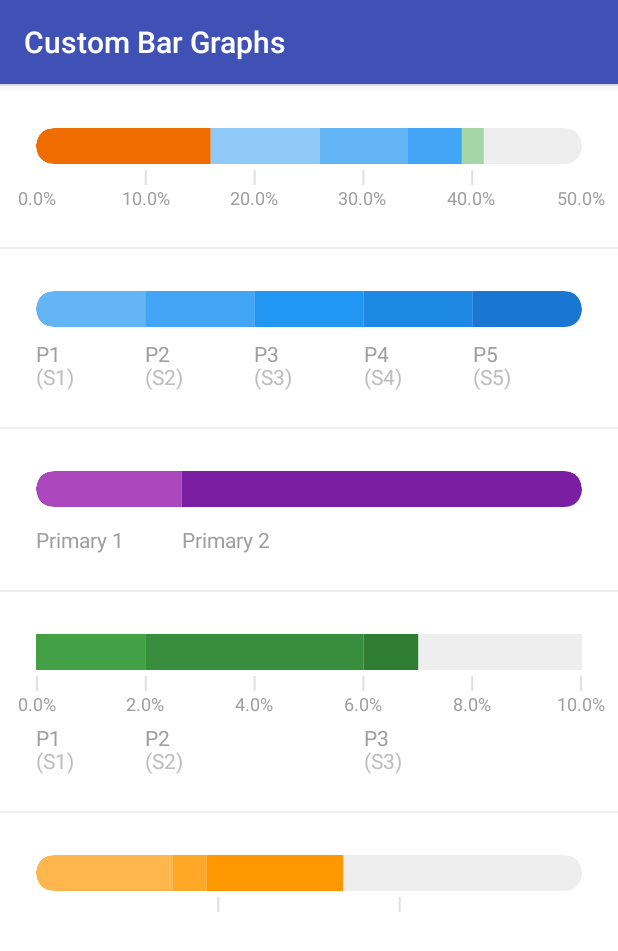
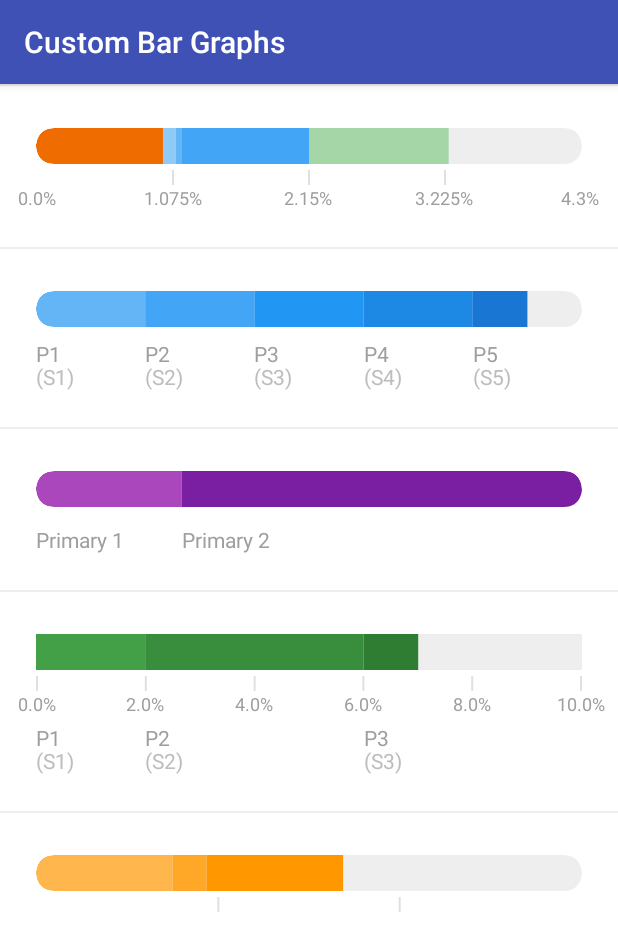
Before and after one commit to joseph-venditti/CustomBarGraph, an Android app: the screen it shows after launch (MainActivity), on a phone screen of 412 x 824 dp. Shown: the top 951 px of the screen. Run offline under Robolectric (Android 15) with nearby library versions, the phone set to English and light mode, and no system bars.

```diff
--- a/app/src/main/java/ca/jmdv/custombargraph/MainActivity.java
+++ b/app/src/main/java/ca/jmdv/custombargraph/MainActivity.java
@@ -22,11 +22,11 @@ public class MainActivity extends AppCompatActivity {
         // SAMPLE 1
 
         // Create color/value pairs
-        DataItem pair0 = new DataItem(ContextCompat.getColor(this, R.color.colorOrange_800), 16.0f, null, null);
-        DataItem pair1 = new DataItem(ContextCompat.getColor(this, R.color.colorBlue_200), 10.0f, null, null);
-        DataItem pair2 = new DataItem(ContextCompat.getColor(this, R.color.colorBlue_300), 8.0f, null, null);
-        DataItem pair3 = new DataItem(ContextCompat.getColor(this, R.color.colorBlue_400), 5.0f, null, null);
-        DataItem pair4 = new DataItem(ContextCompat.getColor(this, R.color.colorGreen_200), 2.0f, null, null);
+        DataItem pair0 = new DataItem(ContextCompat.getColor(this, R.color.colorOrange_800), 1.0f, null, null);
+        DataItem pair1 = new DataItem(ContextCompat.getColor(this, R.color.colorBlue_200), 0.1f, null, null);
+        DataItem pair2 = new DataItem(ContextCompat.getColor(this, R.color.colorBlue_300), 0.05f, null, null);
+        DataItem pair3 = new DataItem(ContextCompat.getColor(this, R.color.colorBlue_400), 1.0f, null, null);
+        DataItem pair4 = new DataItem(ContextCompat.getColor(this, R.color.colorGreen_200), 1.1f, null, null);
 
         // Add pairs to array
         ArrayList<DataItem> values = new ArrayList<>();
@@ -38,18 +38,18 @@ public class MainActivity extends AppCompatActivity {
 
         // Set max value and data for bar graph
         final CustomBarGraph barGraph1 = (CustomBarGraph) findViewById(R.id.barGraph1);
-        barGraph1.setMaxValue(50.0f);
+        barGraph1.setMaxValue(4.3f);
         barGraph1.setData(values);
 
         // *************************************************************************************
         // SAMPLE 2
 
         // Create color/value pairs
-        pair0 = new DataItem(ContextCompat.getColor(this, R.color.colorBlue_300), 10.0f, getString(R.string.primary_label_1), getString(R.string.secondary_label_1));
-        pair1 = new DataItem(ContextCompat.getColor(this, R.color.colorBlue_400), 10.0f, getString(R.string.primary_label_2), getString(R.string.secondary_label_2));
-        pair2 = new DataItem(ContextCompat.getColor(this, R.color.colorBlue_500), 10.0f, getString(R.string.primary_label_3), getString(R.string.secondary_label_3));
-        pair3 = new DataItem(ContextCompat.getColor(this, R.color.colorBlue_600), 10.0f, getString(R.string.primary_label_4), getString(R.string.secondary_label_4));
-        pair4 = new DataItem(ContextCompat.getColor(this, R.color.colorBlue_700), 10.0f, getString(R.string.primary_label_5), getString(R.string.secondary_label_5));
+        pair0 = new DataItem(ContextCompat.getColor(this, R.color.colorBlue_300), 1.0f, getString(R.string.primary_label_1), getString(R.string.secondary_label_1));
+        pair1 = new DataItem(ContextCompat.getColor(this, R.color.colorBlue_400), 1.0f, getString(R.string.primary_label_2), getString(R.string.secondary_label_2));
+        pair2 = new DataItem(ContextCompat.getColor(this, R.color.colorBlue_500), 1.0f, getString(R.string.primary_label_3), getString(R.string.secondary_label_3));
+        pair3 = new DataItem(ContextCompat.getColor(this, R.color.colorBlue_600), 1.0f, getString(R.string.primary_label_4), getString(R.string.secondary_label_4));
+        pair4 = new DataItem(ContextCompat.getColor(this, R.color.colorBlue_700), 0.5f, getString(R.string.primary_label_5), getString(R.string.secondary_label_5));
 
         // Add pairs to array
         values = new ArrayList<>();
@@ -61,7 +61,7 @@ public class MainActivity extends AppCompatActivity {
 
         // Set max value and data for bar graph
         final CustomBarGraph barGraph2 = (CustomBarGraph) findViewById(R.id.barGraph2);
-        barGraph2.setMaxValue(50.0f);
+        barGraph2.setMaxValue(5.0f);
         barGraph2.setData(values);
 
         // *************************************************************************************
--- a/app/src/main/java/ca/jmdv/custombargraph/views/CustomBarGraph.java
+++ b/app/src/main/java/ca/jmdv/custombargraph/views/CustomBarGraph.java
@@ -13,6 +13,8 @@ import android.text.TextUtils;
 import android.util.AttributeSet;
 import android.view.View;
 
+import java.math.BigDecimal;
+import java.math.RoundingMode;
 import java.util.ArrayList;
 
 import ca.jmdv.custombargraph.R;
@@ -399,10 +401,15 @@ public class CustomBarGraph extends View {
         float lineSpace = (barLength - (lineCount * scaleLineWidth)) / (lineCount - 1);
 
         String label;
+        float valueF;
 
         for (int i = 0; i < lineCount; i++) {
             fillRect = new Rect();
-            label = (i * (maxValue / (lineCount - 1))) + PERCENTAGE_SYMBOL;
+            valueF = (i * (maxValue / (lineCount - 1)));
+            valueF = BigDecimal.valueOf(valueF)
+                    .setScale(3, RoundingMode.HALF_UP)
+                    .floatValue();
+            label = valueF + PERCENTAGE_SYMBOL;
             scaleLinePercentagePaint.getTextBounds(label, 0, label.length(), fillRect);
             left = getPaddingLeft() + (i * scaleLineWidth) + (i * lineSpace) - (fillRect.width() / 2);
             canvas.drawText(label, left, top, scaleLinePercentagePaint);
--- a/app/src/main/res/layout/activity_main.xml
+++ b/app/src/main/res/layout/activity_main.xml
@@ -37,7 +37,7 @@
             custom:scaleLineHeight="@dimen/scaleLineHeight"
             custom:scaleLinePercentageTextColor="@color/colorGrey_500"
             custom:scaleLinePercentageTextSize="@dimen/scaleLinePercentageTextSize"
-            custom:scaleLineRepeatPercentage="@integer/scaleLineRepeatPercentage"
+            custom:scaleLineRepeatPercentage="25"
             custom:scaleLineTopPadding="@dimen/scaleLineTopPadding"
             custom:scaleLineWidth="@dimen/scaleLineWidth"
             custom:scaleShowLinePercentages="true" />
```
